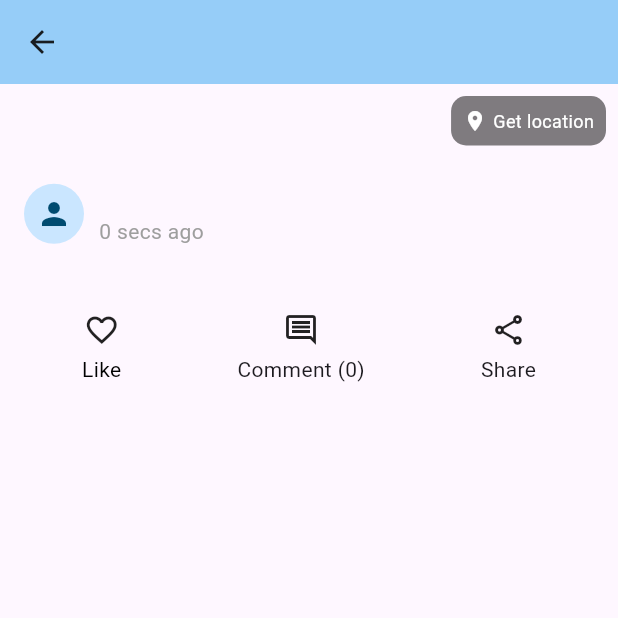
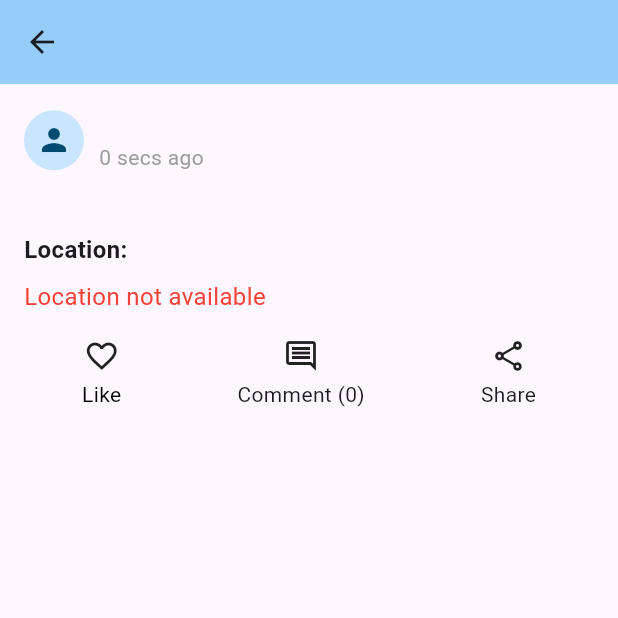
Before and after one commit to MuhammadFadly090/WisataAnywhere, a Flutter app: the DetailPostScreen screen opened directly with empty values, after a tap on "Like", on a phone screen of 412 x 824 dp, the top half of it. Run offline on Flutter 3.47's test engine with Material 3 defaults, Android fonts, the phone set to English and light mode, and no system bars; our stand-ins replace cloud_firestore, firebase_auth, firebase_core, geolocator, image_picker, share_plus and 1 more; accounts and stored records are empty.

```diff
--- a/lib/screens/detail_screen.dart
+++ b/lib/screens/detail_screen.dart
@@ -1,3 +1,4 @@
+// Import yang dibutuhkan
 import 'package:flutter/material.dart';
 import 'package:flutter/services.dart';
 import 'dart:convert';
@@ -6,10 +7,7 @@ import 'package:cloud_firestore/cloud_firestore.dart';
 import 'package:firebase_auth/firebase_auth.dart';
 import 'package:share_plus/share_plus.dart';
 import 'dart:io';
-import 'dart:typed_data';
 import 'package:path_provider/path_provider.dart';
-import 'package:geolocator/geolocator.dart';
-import 'package:geocoding/geocoding.dart';
 
 class DetailPostScreen extends StatefulWidget {
   final String? imageBase64;
@@ -18,6 +16,8 @@ class DetailPostScreen extends StatefulWidget {
   final DateTime createdAt;
   final String fullName;
   final String postId;
+  final double? latitude;
+  final double? longitude;
 
   const DetailPostScreen({
     super.key,
@@ -27,7 +27,49 @@ class DetailPostScreen extends StatefulWidget {
     required this.createdAt,
     required this.fullName,
     required this.postId,
+    this.latitude,
+    this.longitude,
   });
+
+  factory DetailPostScreen.fromDocument(DocumentSnapshot doc) {
+    final data = doc.data() as Map<String, dynamic>;
+
+    double? latitude;
+    double? longitude;
+    DateTime parsedCreatedAt;
+
+    if (data['createdAt'] is Timestamp) {
+      parsedCreatedAt = (data['createdAt'] as Timestamp).toDate();
+    } else if (data['createdAt'] is String) {
+      parsedCreatedAt = DateTime.tryParse(data['createdAt']) ?? DateTime.now();
+    } else {
+      parsedCreatedAt = DateTime.now();
+    }
+
+    try {
+      if (data['latitude'] != null) {
+        latitude = (data['latitude'] as num).toDouble();
+      }
+      if (data['longitude'] != null) {
+        longitude = (data['longitude'] as num).toDouble();
+      }
+    } catch (e) {
+      latitude = null;
+      longitude = null;
+      debugPrint('Invalid location data: $e');
+    }
+
+    return DetailPostScreen(
+      postId: doc.id,
+      imageBase64: data['image'],
+      title: data['title'],
+      description: data['description'],
+      createdAt: parsedCreatedAt,
+      fullName: data['fullName'] ?? 'Anonymous',
+      latitude: latitude,
+      longitude: longitude,
+    );
+  }
 
   @override
   State<DetailPostScreen> createState() => _DetailPostScreenState();
@@ -39,8 +81,6 @@ class _DetailPostScreenState extends State<DetailPostScreen> {
   bool _showCommentBox = false;
   List<Map<String, dynamic>> comments = [];
   bool isLoading = true;
-  String? currentLocation;
-  bool isGettingLocation = false;
 
   @override
   void initState() {
@@ -59,17 +99,11 @@ class _DetailPostScreenState extends State<DetailPostScreen> {
     final now = DateTime.now();
     final diff = now.difference(dateTime);
 
-    if (diff.inSeconds < 60) {
-      return '${diff.inSeconds} secs ago';
-    } else if (diff.inMinutes < 60) {
-      return '${diff.inMinutes} mins ago';
-    } else if (diff.inHours < 24) {
-      return '${diff.inHours} hrs ago';
-    } else if (diff.inHours < 48) {
-      return '1 day ago';
-    } else {
+    if (diff.inSeconds < 60) return '${diff.inSeconds} secs ago';
+    if (diff.inMinutes < 60) return '${diff.inMinutes} mins ago';
+    if (diff.inHours < 24) return '${diff.inHours} hrs ago';
+    if (diff.inHours < 48) return '1 day ago';
     return DateFormat('dd/MM/yyyy').format(dateTime);
-    }
   }
 
   Future<void> _checkIfPostIsLiked() async {
@@ -86,14 +120,11 @@ class _DetailPostScreenState extends State<DetailPostScreen> {
         isLoading = false;
       });
     } else {
-      setState(() {
-        isLoading = false;
-      });
+      setState(() => isLoading = false);
     }
   }
 
   Future<void> _fetchComments() async {
-    print('Fetching comments for post: ${widget.postId}');
     try {
       final commentsSnapshot = await FirebaseFirestore.instance
           .collection('comments')
@@ -101,23 +132,17 @@ class _DetailPostScreenState extends State<DetailPostScreen> {
           .orderBy('createdAt', descending: true)
           .get();
 
-      print('Found ${commentsSnapshot.docs.length} comments');
-
-      List<Map<String, dynamic>> fetchedComments = [];
-      for (var doc in commentsSnapshot.docs) {
-        print('Comment data: ${doc.data()}');
+      List<Map<String, dynamic>> fetchedComments = commentsSnapshot.docs.map((doc) {
         final data = doc.data();
-        fetchedComments.add({
+        return {
           'id': doc.id,
           'text': data['text'],
           'userName': data['userName'],
           'createdAt': (data['createdAt'] as Timestamp).toDate(),
-        });
-      }
+        };
+      }).toList();
 
-      setState(() {
-        comments = fetchedComments;
-      });
+      setState(() => comments = fetchedComments);
     } catch (e) {
       print('Error fetching comments: $e');
     }
@@ -136,7 +161,6 @@ class _DetailPostScreenState extends State<DetailPostScreen> {
 
     try {
       if (isLiked) {
-        // Add to favorites
         await FirebaseFirestore.instance.collection('favorites').add({
           'userId': currentUser.uid,
           'postId': widget.postId,
@@ -146,21 +170,21 @@ class _DetailPostScreenState extends State<DetailPostScreen> {
           'description': widget.description,
           'image': widget.imageBase64,
           'originalPostCreatedAt': widget.createdAt.toIso8601String(),
+          'latitude': widget.latitude,
+          'longitude': widget.longitude,
         });
       } else {
-        // Remove from favorites
         final query = await FirebaseFirestore.instance
             .collection('favorites')
             .where('userId', isEqualTo: currentUser.uid)
             .where('postId', isEqualTo: widget.postId)
             .get();
-
         for (var doc in query.docs) {
           await doc.reference.delete();
         }
       }
     } catch (e) {
-      setState(() => isLiked = !isLiked); // Revert on error
+      setState(() => isLiked = !isLiked);
       ScaffoldMessenger.of(context).showSnackBar(
         SnackBar(content: Text('Error: ${e.toString()}')),
       );
@@ -213,10 +237,7 @@ class _DetailPostScreenState extends State<DetailPostScreen> {
         final decodedBytes = base64Decode(widget.imageBase64!);
         await file.writeAsBytes(decodedBytes);
 
-        await Share.shareXFiles(
-          [XFile(file.path)],
-          text: shareText,
-        );
+        await Share.shareXFiles([XFile(file.path)], text: shareText);
       } else {
         await Share.share(shareText);
       }
@@ -224,90 +245,6 @@ class _DetailPostScreenState extends State<DetailPostScreen> {
       ScaffoldMessenger.of(context).showSnackBar(
         SnackBar(content: Text('Failed to share: $e')),
       );
-    }
-  }
-
-  Future<void> _getCurrentLocation() async {
-    if (isGettingLocation) return; // Prevent multiple simultaneous requests
-
-    setState(() {
-      isGettingLocation = true;
-      currentLocation = "Getting location...";
-    });
-
-    try {
-      // Check if location services are enabled
-      bool serviceEnabled = await Geolocator.isLocationServiceEnabled();
-      if (!serviceEnabled) {
-        setState(() {
-          currentLocation = "Location services are disabled";
-          isGettingLocation = false;
-        });
-        return;
-      }
-
-      // Check for location permissions
-      LocationPermission permission = await Geolocator.checkPermission();
-      if (permission == LocationPermission.denied) {
-        permission = await Geolocator.requestPermission();
-        if (permission == LocationPermission.denied) {
-          setState(() {
-            currentLocation = "Location permissions are denied";
-            isGettingLocation = false;
-          });
-          return;
-        }
-      }
-
-      if (permission == LocationPermission.deniedForever) {
-        setState(() {
-          currentLocation = "Location permissions are permanently denied";
-          isGettingLocation = false;
-        });
-        return;
-      }
-
-      // Get the current position
-      Position position = await Geolocator.getCurrentPosition(
-        desiredAccuracy: LocationAccuracy.high
-      );
-
-      // Get address from coordinates
-      List<Placemark> placemarks = await placemarkFromCoordinates(
-        position.latitude,
-        position.longitude
-      );
-
-      if (placemarks.isNotEmpty) {
-        Placemark place = placemarks[0];
-        setState(() {
-          currentLocation = '${place.street}, ${place.locality}, ${place.country}';
-          isGettingLocation = false;
-        });
-
-        // Save the location to Firestore for this post
-        final currentUser = FirebaseAuth.instance.currentUser;
-        if (currentUser != null) {
-          await FirebaseFirestore.instance.collection('post_locations').add({
-            'postId': widget.postId,
-            'userId': currentUser.uid,
-            'latitude': position.latitude,
-            'longitude': position.longitude,
-            'address': currentLocation,
-            'createdAt': FieldValue.serverTimestamp(),
-          });
-        }
-      } else {
-        setState(() {
-          currentLocation = 'Lat: ${position.latitude}, Long: ${position.longitude}';
-          isGettingLocation = false;
-        });
-      }
-    } catch (e) {
-      setState(() {
-        currentLocation = "Error getting location: $e";
-        isGettingLocation = false;
-      });
     }
   }
 
@@ -325,76 +262,11 @@ class _DetailPostScreenState extends State<DetailPostScreen> {
                 crossAxisAlignment: CrossAxisAlignment.start,
                 children: [
                   if (widget.imageBase64 != null)
-                  GestureDetector(
-                    onTap: _getCurrentLocation,
-                    child: Stack(
-                      alignment: Alignment.bottomRight,
-                      children: [
                     Image.memory(
                       base64Decode(widget.imageBase64!),
                       fit: BoxFit.cover,
                       width: double.infinity,
                     ),
-                        Container(
-                          padding: const EdgeInsets.all(8),
-                          margin: const EdgeInsets.all(8),
-                          decoration: BoxDecoration(
-                            color: Colors.black.withOpacity(0.5),
-                            borderRadius: BorderRadius.circular(10),
-                          ),
-                          child: const Row(
-                            mainAxisSize: MainAxisSize.min,
-                            children: [
-                              Icon(Icons.location_on, color: Colors.white, size: 16),
-                              SizedBox(width: 4),
-                              Text(
-                                'Get location',
-                                style: TextStyle(color: Colors.white, fontSize: 12),
-                              ),
-                            ],
-                          ),
-                        ),
-                      ],
-                    ),
-                  ),
-
-                if (currentLocation != null)
-                  Container(
-                    width: double.infinity,
-                    padding: const EdgeInsets.all(12),
-                    color: Colors.grey.shade100,
-                    child: Column(
-                      crossAxisAlignment: CrossAxisAlignment.start,
-                      children: [
-                        Row(
-                          children: [
-                            const Icon(Icons.location_on, size: 16, color: Colors.red),
-                            const SizedBox(width: 8),
-                            const Text(
-                              'Location:',
-                              style: TextStyle(
-                                fontWeight: FontWeight.bold,
-                                fontSize: 14,
-                              ),
-                            ),
-                            const SizedBox(width: 8),
-                            Expanded(
-                              child: Text(
-                                currentLocation!,
-                                style: const TextStyle(fontSize: 14),
-                              ),
-                            ),
-                          ],
-                        ),
-                        if (isGettingLocation)
-                          const Padding(
-                            padding: EdgeInsets.only(top: 8.0),
-                            child: LinearProgressIndicator(),
-                          ),
-                      ],
-                    ),
-                  ),
-
                   Padding(
                     padding: const EdgeInsets.all(16.0),
                     child: Column(
@@ -428,9 +300,7 @@ class _DetailPostScreenState extends State<DetailPostScreen> {
                             ),
                           ],
                         ),
-
                         const SizedBox(height: 16),
-
                         if (widget.title != null && widget.title!.isNotEmpty)
                           Text(
                             widget.title!,
@@ -439,17 +309,46 @@ class _DetailPostScreenState extends State<DetailPostScreen> {
                               fontWeight: FontWeight.bold,
                             ),
                           ),
-
                         const SizedBox(height: 8),
-
-                      if (widget.description != null && widget.description!.isNotEmpty)
+                        if (widget.description != null &&
+                            widget.description!.isNotEmpty)
                           Text(
                             widget.description!,
                             style: const TextStyle(fontSize: 16),
                           ),
+                        const SizedBox(height: 16),
 
-                      const SizedBox(height: 20),
+                        // ✅ Bagian untuk menampilkan latitude & longitude secara langsung
+                        Column(
+                          crossAxisAlignment: CrossAxisAlignment.start,
+                          children: [
+                            const Text(
+                              'Location:',
+                              style: TextStyle(
+                                fontWeight: FontWeight.bold,
+                                fontSize: 16,
+                              ),
+                            ),
+                            const SizedBox(height: 8),
+                            if (widget.latitude != null && widget.longitude != null)
+                              Text(
+                                'Latitude: ${widget.latitude!.toStringAsFixed(6)}, '
+                                'Longitude: ${widget.longitude!.toStringAsFixed(6)}',
+                                style: const TextStyle(fontSize: 16),
+                              )
+                            else
+                              const Text(
+                                'Location not available',
+                                style: TextStyle(
+                                  fontSize: 16,
+                                  color: Colors.red,
+                                ),
+                              ),
+                            const SizedBox(height: 16),
+                          ],
+                        ),
 
+                        // Tombol Like, Comment, Share
                         Row(
                           mainAxisAlignment: MainAxisAlignment.spaceAround,
                           children: [
@@ -471,7 +370,6 @@ class _DetailPostScreenState extends State<DetailPostScreen> {
                                 ],
                               ),
                             ),
-
                             GestureDetector(
                               onTap: () {
                                 setState(() {
@@ -486,7 +384,6 @@ class _DetailPostScreenState extends State<DetailPostScreen> {
                                 ],
                               ),
                             ),
-
                             GestureDetector(
                               onTap: _sharePost,
                               child: const Column(
@@ -500,10 +397,10 @@ class _DetailPostScreenState extends State<DetailPostScreen> {
                           ],
                         ),
 
+                        // Komentar
                         if (_showCommentBox) ...[
                           const SizedBox(height: 16),
                           const Divider(),
-
                           Row(
                             children: [
                               Expanded(
@@ -522,9 +419,7 @@ class _DetailPostScreenState extends State<DetailPostScreen> {
                               ),
                             ],
                           ),
-
                           const SizedBox(height: 16),
-
                           ...comments.map((comment) => _buildCommentItem(comment)),
                           if (comments.isEmpty)
                             const Center(
@@ -561,21 +456,18 @@ class _DetailPostScreenState extends State<DetailPostScreen> {
                 Row(
                   children: [
                     Text(
-                      comment['userName'],
+                      comment['userName'] ?? 'Anonymous',
                       style: const TextStyle(fontWeight: FontWeight.bold),
                     ),
                     const SizedBox(width: 8),
                     Text(
                       formatTime(comment['createdAt']),
-                      style: const TextStyle(
-                        fontSize: 12,
-                        color: Colors.grey,
-                      ),
+                      style: const TextStyle(color: Colors.grey, fontSize: 12),
                     ),
                   ],
                 ),
                 const SizedBox(height: 4),
-                Text(comment['text']),
+                Text(comment['text'] ?? ''),
               ],
             ),
           ),
--- a/pubspec.yaml
+++ b/pubspec.yaml
@@ -18,7 +18,6 @@ dependencies:
   cloud_firestore: ^5.6.7
   intl: ^0.20.2
   flutter_launcher_icons: ^0.14.3
-  url_launcher: ^6.3.1
   shimmer: ^3.0.0
   google_generative_ai: ^0.4.7
   share_plus: ^11.0.0
@@ -27,6 +26,7 @@ dependencies:
   shared_preferences: ^2.2.2
   google_maps_flutter: ^2.12.1
   geocoding: ^3.0.0
+  url_launcher: ^6.1.11
 
 dev_dependencies:
   flutter_test:
```
Also changed, not shown: 1 other file. Lines whose indentation alone changed are shown as unchanged.
